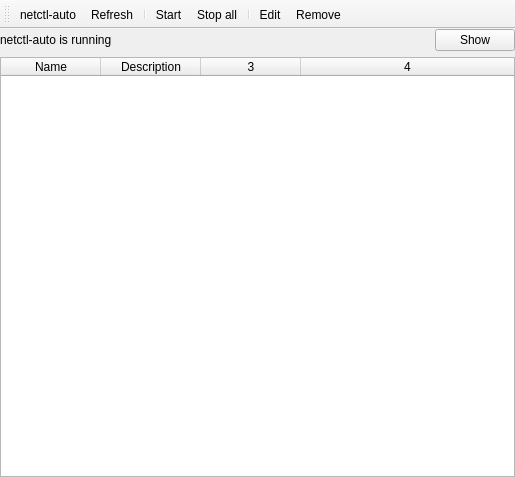
Before: the Qt Designer form sources/gui/src/mainwidget.ui in arcan1s/netctl-gui, drawn with Qt 5.
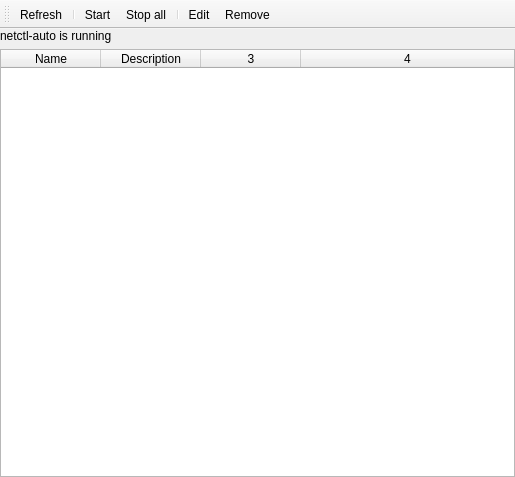
After: the same form once the commit is applied. Icons and pictures are not drawn.

Commit message: + add toolbar config + create interface class * update UI

```diff
--- a/sources/gui/src/mainwidget.ui
+++ b/sources/gui/src/mainwidget.ui
@@ -16,12 +16,6 @@
      <number>0</number>
     </property>
     <item>
-     <widget class="QWidget" name="widget_netctlAuto" native="true">
-      <layout class="QHBoxLayout" name="layout_netctlAuto">
-       <property name="margin">
-        <number>0</number>
-       </property>
-       <item>
         <widget class="QLabel" name="label_netctlAuto">
          <property name="sizePolicy">
           <sizepolicy hsizetype="Expanding" vsizetype="Preferred">
@@ -35,16 +29,6 @@
         </widget>
        </item>
        <item>
-        <widget class="QPushButton" name="pushButton_netctlAuto">
-         <property name="text">
-          <string>Show</string>
-         </property>
-        </widget>
-       </item>
-      </layout>
-     </widget>
-    </item>
-    <item>
      <widget class="QTableWidget" name="tableWidget_main">
       <property name="contextMenuPolicy">
        <enum>Qt::CustomContextMenu</enum>
@@ -105,7 +89,6 @@
    <attribute name="toolBarBreak">
     <bool>false</bool>
    </attribute>
-   <addaction name="actionNetctl_auto"/>
    <addaction name="actionRefresh"/>
    <addaction name="separator"/>
    <addaction name="actionStart"/>
@@ -114,14 +97,6 @@
    <addaction name="actionEdit"/>
    <addaction name="actionRemove"/>
   </widget>
-  <action name="actionNetctl_auto">
-   <property name="text">
-    <string>netctl-auto</string>
-   </property>
-   <property name="toolTip">
-    <string>Show netctl-auto window</string>
-   </property>
-  </action>
   <action name="actionRefresh">
    <property name="icon">
     <iconset theme="view-refresh">
```
Lines whose indentation alone changed are shown as unchanged. The commit also changes 22 other files.
